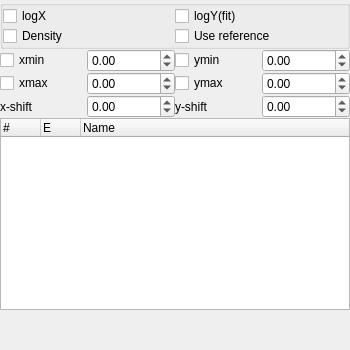
Above: chisurf/plots/lineplot/linePlotWidget.ui from Fluorescence-Tools/chisurf before the change. Below: the same form after it.
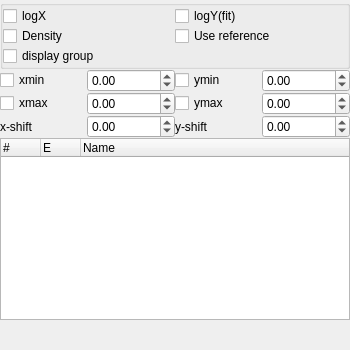
That is the form after the change.

Commit message:
Add "display group" feature and improve multi-fit group handling
- Add "display group" checkbox in LinePlotWidget to show all fits in a group, highlighting the current fit.
- Enhance grouped fit plotting with transparency and per-fit offset handling for residuals and autocorrelations.
- Introduce dynamic metrics overlay text and HTML for grouped fits.
- Optimize data updates and fit range handling for grouped fits, including auto-enabling display group mode for multi-fit groups.

```diff
--- a/chisurf/plots/lineplot/linePlotWidget.ui
+++ b/chisurf/plots/lineplot/linePlotWidget.ui
@@ -92,6 +92,16 @@
           </property>
          </widget>
         </item>
+        <item row="3" column="0">
+         <widget class="QCheckBox" name="checkBox_9">
+          <property name="text">
+           <string>display group</string>
+          </property>
+          <property name="toolTip">
+           <string>Display all fits in the group. Current fit is highlighted, others are transparent.</string>
+          </property>
+         </widget>
+        </item>
        </layout>
       </widget>
      </item>
```
Left out of the diff: 16 changed lines with no effect on the pictures. The commit also changes 3 other files.
